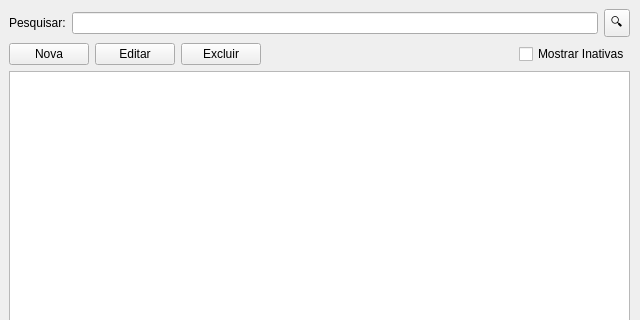
Before: the Qt Designer form contas/ContasWidget.ui in danielghirghi/fortuna, drawn with Qt 5; both pictures show x 0 to 640 and y 0 to 320 of the 640 by 480 pixel window.
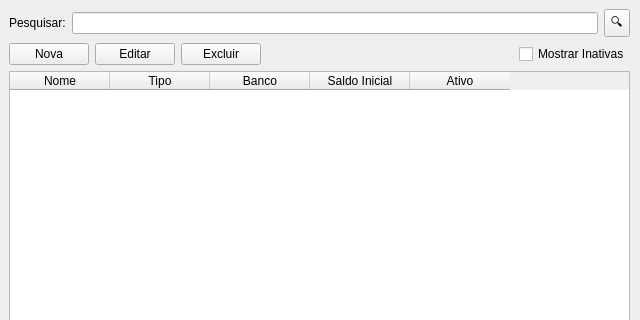
After: the same form once the commit is applied.

Commit message: Conexão SQLiteConectado com o banco de dados SQLite. Visualizações de tabela nos widgets já implementados

Patch:
```diff
--- a/contas/ContasWidget.ui
+++ b/contas/ContasWidget.ui
@@ -99,7 +99,36 @@
      </layout>
     </item>
     <item>
-     <widget class="QTableView" name="tblContas"/>
+     <widget class="QTableWidget" name="tblContas">
+      <property name="columnCount">
+       <number>5</number>
+      </property>
+      <column>
+       <property name="text">
+        <string>Nome</string>
+       </property>
+      </column>
+      <column>
+       <property name="text">
+        <string>Tipo</string>
+       </property>
+      </column>
+      <column>
+       <property name="text">
+        <string>Banco</string>
+       </property>
+      </column>
+      <column>
+       <property name="text">
+        <string>Saldo Inicial</string>
+       </property>
+      </column>
+      <column>
+       <property name="text">
+        <string>Ativo</string>
+       </property>
+      </column>
+     </widget>
     </item>
    </layout>
   </widget>
```
The commit also changes 16 other files.
